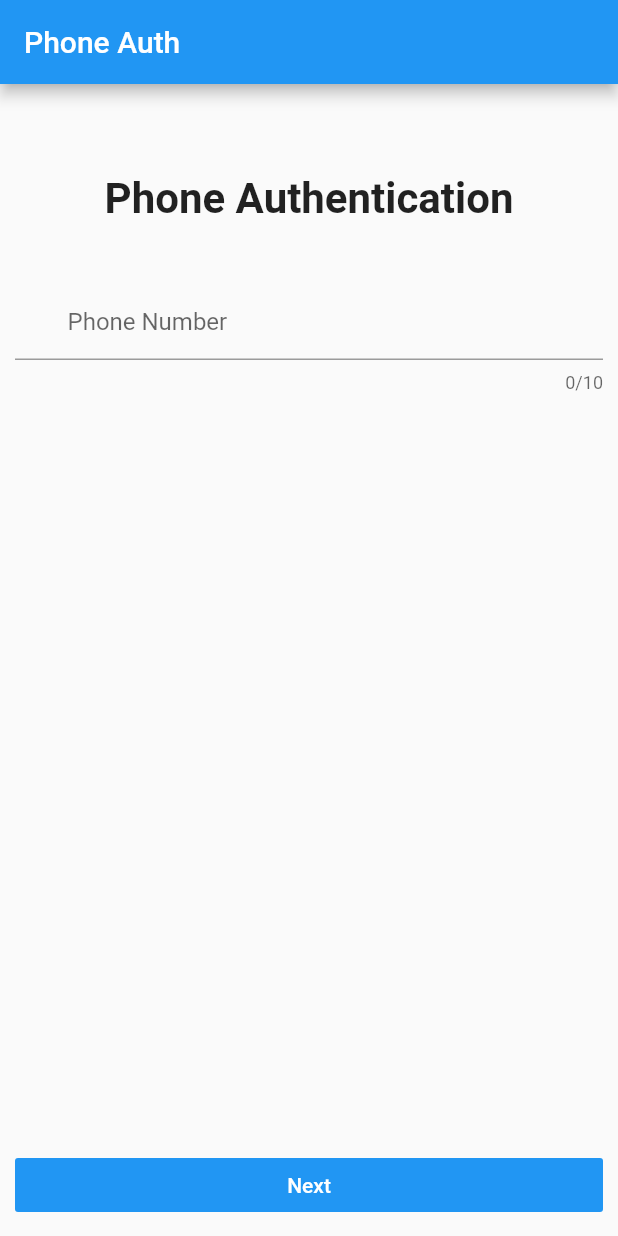
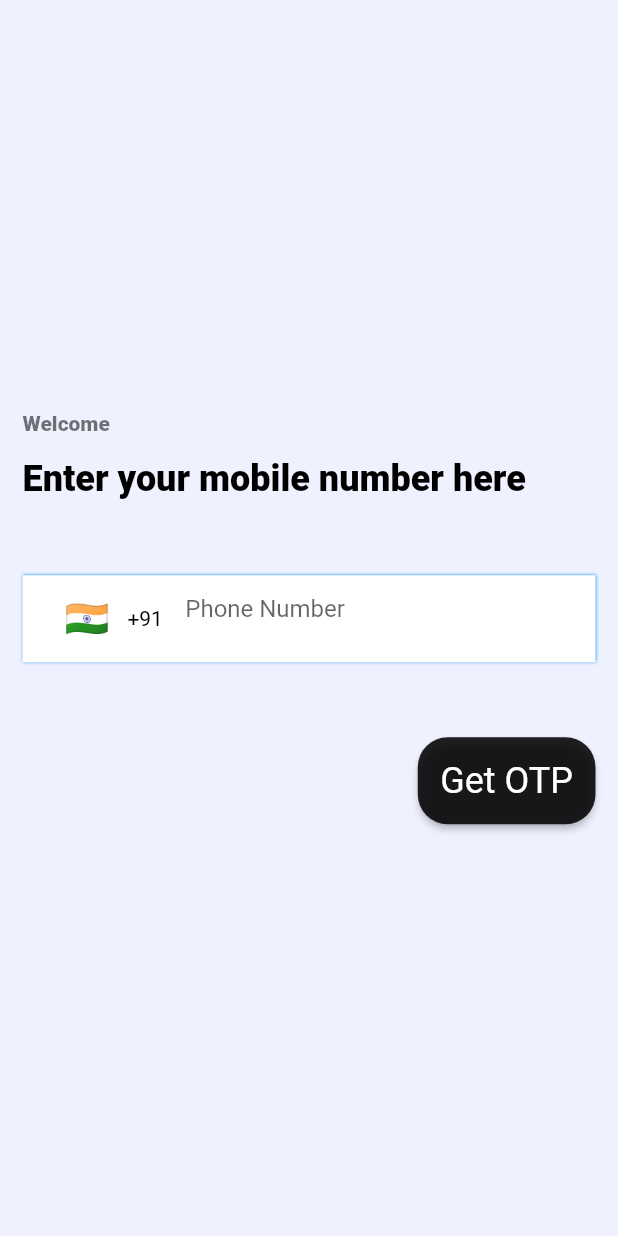
Before and after one commit to zilurrane/lifegram, a Flutter app: the screen it shows after launch, on a phone screen of 412 x 824 dp. Run offline on Flutter 3.47's test engine with Material 2 defaults, Android fonts, the light colour scheme and no system bars; drawn by our look-alikes of intl_phone_number_input; our stand-ins replace firebase_auth, firebase_core, pinput; accounts and stored records are empty.

Commit message:
Added brand new phone number input field

```diff
--- a/lib/main.dart
+++ b/lib/main.dart
@@ -1,11 +1,11 @@
 import 'package:firebase_core/firebase_core.dart';
 import 'package:flutter/material.dart';
 import 'package:lifegram/firebase_options.dart';
-import 'package:lifegram/screens/login.dart';
-
+import 'package:lifegram/screens/auth/login.dart';
+// import 'package:lifegram/screens/login.dart';
 
 void main() async {
-    WidgetsFlutterBinding.ensureInitialized();
+  WidgetsFlutterBinding.ensureInitialized();
   await Firebase.initializeApp(
     options: DefaultFirebaseOptions.currentPlatform,
   );
@@ -19,6 +19,6 @@
   // This widget is the root of your application.
   @override
   Widget build(BuildContext context) {
-    return LoginScreen();
+    return LoginPage();
   }
 }
--- /dev/null
+++ b/lib/screens/auth/login.dart
@@ -0,0 +1,73 @@
+import 'package:flutter/material.dart';
+import 'package:lifegram/widgets/mobile_number_input.dart';
+
+class LoginPage extends StatefulWidget {
+  const LoginPage({Key? key}) : super(key: key);
+
+  @override
+  _LoginPageState createState() => _LoginPageState();
+}
+
+class _LoginPageState extends State<LoginPage> {
+  final GlobalKey<FormState> formKey = GlobalKey<FormState>();
+
+  @override
+  Widget build(BuildContext context) {
+    return Scaffold(
+      body: Container(
+        decoration:
+            const BoxDecoration(color: Color.fromARGB(255, 239, 241, 255)),
+        padding: const EdgeInsets.all(15.0),
+        child: Form(
+          key: formKey,
+          child: Column(
+            mainAxisAlignment: MainAxisAlignment.center,
+            crossAxisAlignment: CrossAxisAlignment.start,
+            children: <Widget>[
+              const Padding(
+                  padding: EdgeInsets.only(bottom: 15),
+                  child: Text("Welcome",
+                      style: TextStyle(
+                          color: Colors.black54, fontWeight: FontWeight.w900))),
+              const Text("Enter your mobile number here",
+                  style: TextStyle(
+                      fontSize: 24,
+                      fontWeight: FontWeight.w900,
+                      color: Colors.black)),
+              Container(
+                margin: const EdgeInsets.symmetric(vertical: 50, horizontal: 0),
+                padding:
+                    const EdgeInsets.symmetric(vertical: 5, horizontal: 15),
+                decoration:
+                    const BoxDecoration(color: Colors.white, boxShadow: [
+                  BoxShadow(
+                    color: Colors.blue,
+                    blurRadius: 1.0,
+                  )
+                ]),
+                child: const MobileNumberInput(),
+              ),
+              Container(
+                alignment: Alignment.centerRight,
+                child: ElevatedButton(
+                  style: ElevatedButton.styleFrom(
+                      primary: Colors.black87,
+                      padding: const EdgeInsets.all(15),
+                      shape: RoundedRectangleBorder(
+                        borderRadius: BorderRadius.circular(20.0),
+                      ),
+                      textStyle:
+                          const TextStyle(fontSize: 24, color: Colors.white)),
+                  onPressed: () {
+                    debugPrint('Received click');
+                  },
+                  child: const Text('Get OTP'),
+                ),
+              )
+            ],
+          ),
+        ),
+      ),
+    );
+  }
+}
--- /dev/null
+++ b/lib/widgets/mobile_number_input.dart
@@ -0,0 +1,60 @@
+import 'package:flutter/material.dart';
+import 'package:intl_phone_number_input/intl_phone_number_input.dart';
+
+class MobileNumberInput extends StatefulWidget {
+  const MobileNumberInput({Key? key}) : super(key: key);
+
+  @override
+  _MobileNumberInputState createState() => _MobileNumberInputState();
+}
+
+class _MobileNumberInputState extends State<MobileNumberInput> {
+  final GlobalKey<FormState> formKey = GlobalKey<FormState>();
+
+  final TextEditingController controller = TextEditingController();
+  String initialCountry = 'IN';
+  PhoneNumber number = PhoneNumber(isoCode: 'IN');
+
+  @override
+  Widget build(BuildContext context) {
+    return InternationalPhoneNumberInput(
+      onInputChanged: (PhoneNumber number) {
+        print(number.phoneNumber);
+      },
+      onInputValidated: (bool value) {
+        print(value);
+      },
+      selectorConfig: const SelectorConfig(
+        selectorType: PhoneInputSelectorType.BOTTOM_SHEET,
+        setSelectorButtonAsPrefixIcon: true,
+        leadingPadding: 5,
+        useEmoji: true,
+      ),
+      ignoreBlank: false,
+      maxLength: 10,
+      autoValidateMode: AutovalidateMode.disabled,
+      selectorTextStyle: const TextStyle(color: Colors.black),
+      initialValue: number,
+      textFieldController: controller,
+      formatInput: false,
+      spaceBetweenSelectorAndTextField: 0,
+      inputBorder: InputBorder.none,
+      inputDecoration: const InputDecoration(
+          contentPadding: EdgeInsets.only(left: 0.0, top: 7.5),
+          hintText: 'Phone Number',
+          border: InputBorder.none,
+          isDense: true),
+      keyboardType:
+          const TextInputType.numberWithOptions(signed: true, decimal: true),
+      onSaved: (PhoneNumber number) {
+        print('On Saved: $number');
+      },
+    );
+  }
+
+  @override
+  void dispose() {
+    controller.dispose();
+    super.dispose();
+  }
+}
--- a/pubspec.yaml
+++ b/pubspec.yaml
@@ -37,6 +37,7 @@ dependencies:
   firebase_core: ^1.15.0
   firebase_auth: ^3.3.15
   pinput: 2.2.7
+  intl_phone_number_input: ^0.7.0+2
 
 dev_dependencies:
   flutter_test:
```
Also changed, not shown: lib/widgets/button.dart (added, +56 -0 lines), pubspec.lock.
